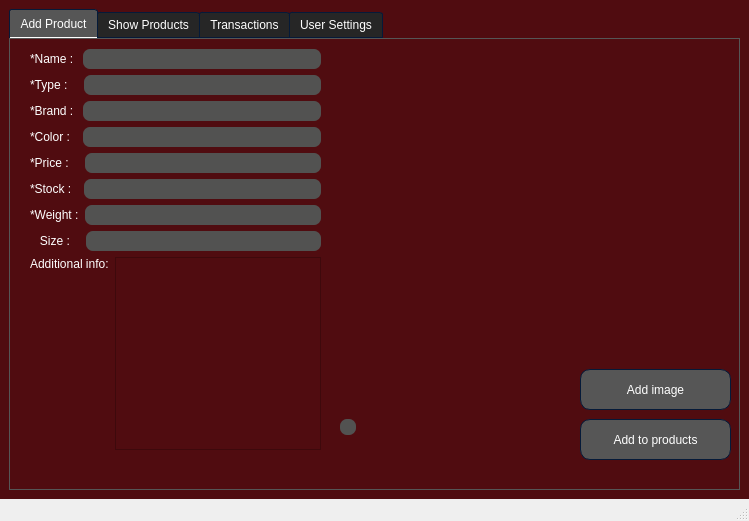
Qt form AP/costumer_ui.ui (AP-projects-4001/Guys) before a commit.
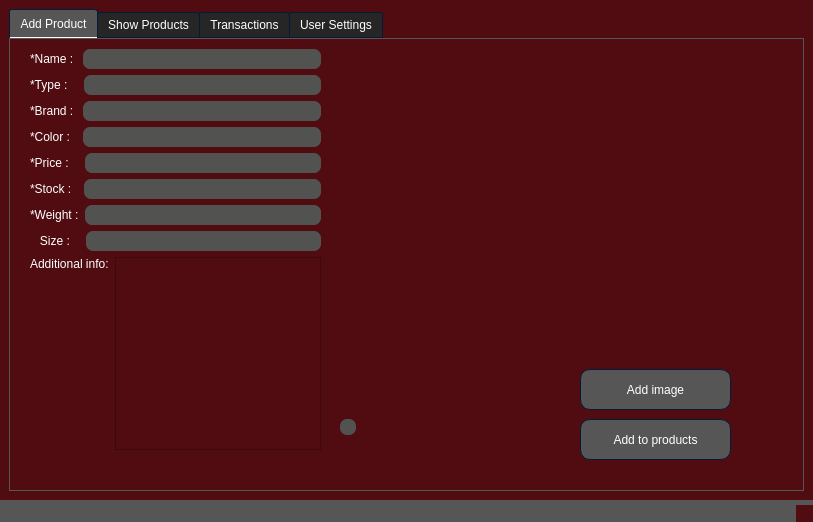
The same form after that commit. Icons and pictures are not drawn.

```diff
--- a/AP/costumer_ui.ui
+++ b/AP/costumer_ui.ui
@@ -6,14 +6,13 @@
    <rect>
     <x>0</x>
     <y>0</y>
-    <width>749</width>
-    <height>521</height>
+    <width>813</width>
+    <height>522</height>
    </rect>
   </property>
   <property name="windowTitle">
    <string>MainWindow</string>
   </property>
-  <widget class="QWidget" name="centralwidget">
    <property name="styleSheet">
     <string notr="true">
 QWidget
@@ -681,11 +680,14 @@
 	background-color: #565656;
 	color: #ffffff;
 	border-color: #051a39;
-
 }
 
 
 </string>
+  </property>
+  <widget class="QWidget" name="centralwidget">
+   <property name="styleSheet">
+    <string notr="true"/>
    </property>
    <layout class="QGridLayout" name="gridLayout">
     <item row="0" column="0">
```
Lines whose indentation alone changed are shown as unchanged.
